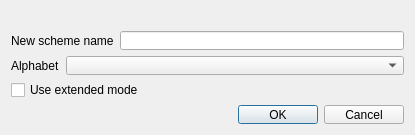
violethaze74/ugene, file src/corelibs/U2View/src/ov_msa/ui/CreateMSAScheme.ui: the form before one commit.
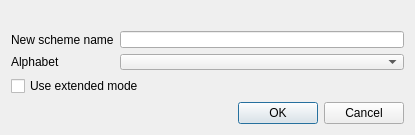
The form after the commit.

```diff
--- a/src/corelibs/U2View/src/ov_msa/ui/CreateMSAScheme.ui
+++ b/src/corelibs/U2View/src/ov_msa/ui/CreateMSAScheme.ui
@@ -22,8 +22,6 @@
   <property name="windowTitle">
    <string>Create Alignment Color Scheme</string>
   </property>
-  <layout class="QVBoxLayout" name="verticalLayout_2">
-   <item>
     <layout class="QVBoxLayout" name="verticalLayout">
      <item>
       <widget class="QLabel" name="validLabel">
@@ -69,11 +67,7 @@
          </property>
         </widget>
        </item>
-      </layout>
-     </item>
-     <item>
-      <layout class="QGridLayout" name="gridLayout_2">
-       <item row="0" column="0">
+     <item row="1" column="0">
         <widget class="QLabel" name="label_2">
          <property name="sizePolicy">
           <sizepolicy hsizetype="Preferred" vsizetype="Preferred">
@@ -86,7 +80,7 @@
          </property>
         </widget>
        </item>
-       <item row="0" column="1">
+     <item row="1" column="1">
         <widget class="QComboBox" name="alphabetComboBox">
          <property name="sizePolicy">
           <sizepolicy hsizetype="Expanding" vsizetype="Fixed">
@@ -136,8 +130,6 @@
         <set>QDialogButtonBox::Cancel|QDialogButtonBox::Ok</set>
        </property>
       </widget>
-     </item>
-    </layout>
    </item>
   </layout>
  </widget>
```
Lines whose indentation alone changed are shown as unchanged.
